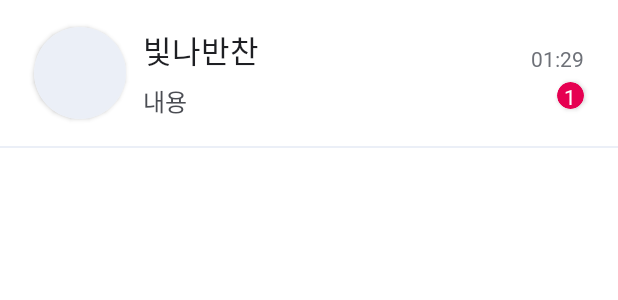
After one commit to 28th-meetup/28th_Meetup_FE, an Android app built with Jetpack Compose: the layout recyclerview_item_chatting_list.xml on its own in the app's theme, with its tools: preview values and no code run, on a phone screen of 412 x 824 dp. The commit adds this screen. Shown: the top 300 px of the screen. Run offline under Robolectric (Android 15) with nearby library versions, the phone set to English and light mode, and no system bars.

Commit message:
Feat. chatting list recyclerview item 추가

```diff
--- a/app/src/main/res/layout/fragment_chatting.xml
+++ b/app/src/main/res/layout/fragment_chatting.xml
@@ -62,12 +62,18 @@
             android:textSize="16sp" />
     </com.google.android.material.card.MaterialCardView>
 
+    <LinearLayout
+        android:layout_width="match_parent"
+        android:layout_height="1dp"
+        android:layout_marginTop="22.83dp"
+        android:background="@color/gray_blue2"/>
+
 
     <androidx.recyclerview.widget.RecyclerView
         android:id="@+id/recyclerview_chatting_list"
         android:layout_width="match_parent"
         android:layout_height="match_parent"
-        android:layout_marginTop="22.83dp" />
+         />
 
 
 </LinearLayout>
--- /dev/null
+++ b/app/src/main/res/layout/recyclerview_item_chatting_list.xml
@@ -0,0 +1,92 @@
+<?xml version="1.0" encoding="utf-8"?>
+<androidx.constraintlayout.widget.ConstraintLayout xmlns:android="http://schemas.android.com/apk/res/android"
+    android:layout_width="match_parent"
+    android:layout_height="match_parent"
+    xmlns:app="http://schemas.android.com/apk/res-auto">
+
+    <androidx.cardview.widget.CardView
+        android:id="@+id/cardView2"
+        android:layout_width="61.56dp"
+        android:layout_height="61.65dp"
+        app:cardCornerRadius="45dp"
+        android:layout_marginTop="18.27dp"
+        android:layout_marginLeft="22.83dp"
+        app:layout_constraintStart_toStartOf="parent"
+        app:layout_constraintTop_toTopOf="parent">
+
+        <ImageView
+            android:id="@+id/imageview_chatting_image"
+            android:layout_width="match_parent"
+            android:layout_height="match_parent"
+            android:background="@color/gray_blue2" />
+
+    </androidx.cardview.widget.CardView>
+
+    <TextView
+        android:id="@+id/textview_chatting_name"
+        android:layout_width="wrap_content"
+        android:layout_height="wrap_content"
+        android:fontFamily="@font/pretendard_semi_bold"
+        android:text="빛나반찬"
+        android:layout_marginLeft="11.42dp"
+        android:textColor="@color/black"
+        android:textSize="20.55sp"
+        app:layout_constraintStart_toEndOf="@+id/cardView2"
+        app:layout_constraintTop_toTopOf="@+id/cardView2" />
+
+    <TextView
+        android:id="@+id/textview_chatting_content"
+        android:layout_width="200dp"
+        android:layout_height="wrap_content"
+        android:fontFamily="@font/pretendard_regular"
+        android:text="내용"
+        android:layout_marginLeft="11.42dp"
+        android:textColor="@color/gray2"
+        android:textSize="16sp"
+        android:layout_marginTop="6.85dp"
+        app:layout_constraintStart_toEndOf="@+id/cardView2"
+        app:layout_constraintTop_toBottomOf="@+id/textview_chatting_name" />
+
+    <TextView
+        android:id="@+id/textview_chatting_time"
+        android:layout_width="wrap_content"
+        android:layout_height="wrap_content"
+        android:fontFamily="@font/pretendard_light"
+        android:text="01:29"
+        android:textColor="@color/gray3"
+        android:textSize="13.7sp"
+        android:layout_marginTop="29.53dp"
+        android:layout_marginRight="22.83dp"
+        app:layout_constraintEnd_toEndOf="parent"
+        app:layout_constraintTop_toTopOf="parent" />
+
+
+    <androidx.cardview.widget.CardView
+        android:layout_width="18.27dp"
+        android:layout_height="18.27dp"
+        android:backgroundTint="@color/main_color"
+        app:cardCornerRadius="45dp"
+        android:layout_marginTop="6dp"
+        app:layout_constraintEnd_toEndOf="@+id/textview_chatting_time"
+        app:layout_constraintTop_toBottomOf="@+id/textview_chatting_time">
+
+        <TextView
+            android:id="@+id/textview_chatting_num"
+            android:layout_width="wrap_content"
+            android:layout_height="wrap_content"
+            android:layout_gravity="center"
+            android:fontFamily="@font/pretendard_medium"
+            android:gravity="center"
+            android:text="1"
+            android:textColor="#FFFFFF" />
+
+
+    </androidx.cardview.widget.CardView>
+
+    <LinearLayout
+        android:layout_width="match_parent"
+        android:layout_height="1dp"
+        android:layout_marginTop="18.27dp"
+        android:background="@color/gray_blue2"
+        app:layout_constraintTop_toBottomOf="@+id/textview_chatting_content" />
+</androidx.constraintlayout.widget.ConstraintLayout>
```
